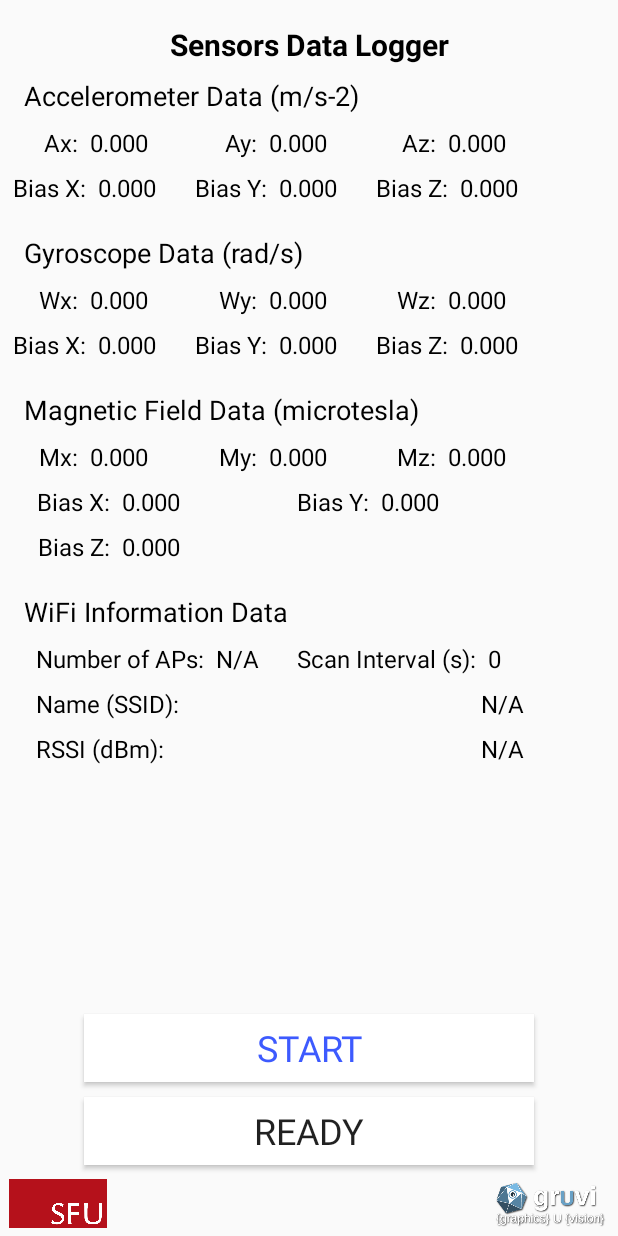
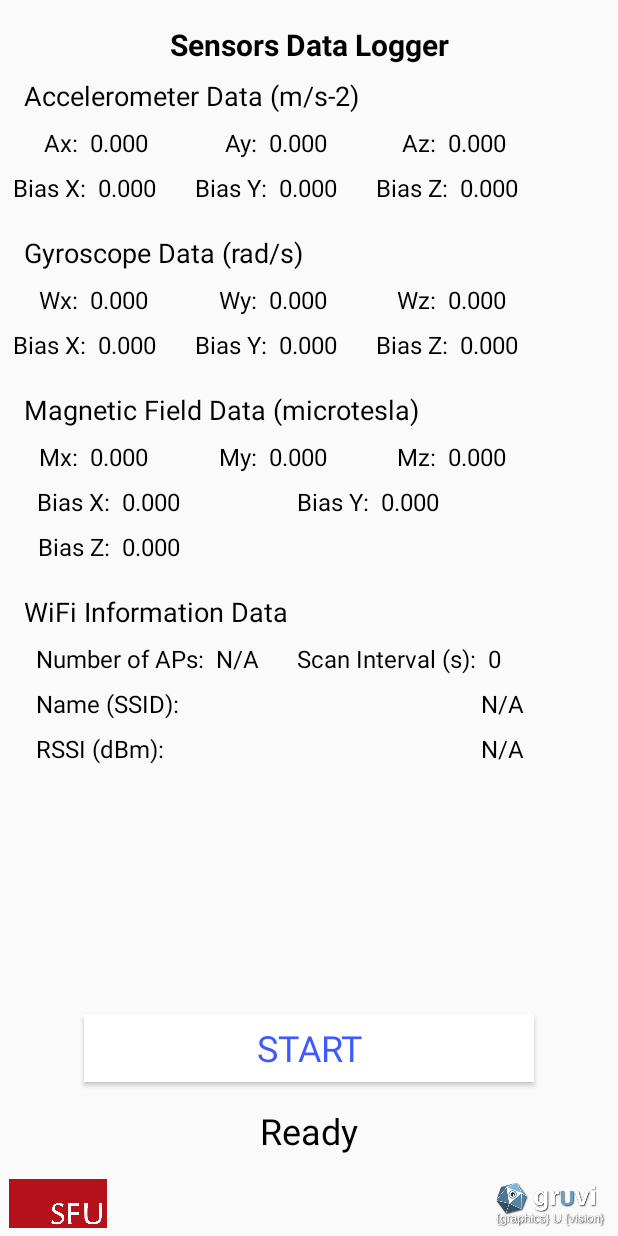
Before and after one commit to PyojinKim/Sensors-Data-Logger, an Android app: the screen it shows after launch (MainActivity), after a tap on "STOP", on a phone screen of 412 x 824 dp. Run offline under Robolectric (Android 15) with nearby library versions, the phone set to English and light mode, and no system bars; Roboto replaces fonts that are not available here; 1 other tap on this screen came first.

Commit message:
add Timer on the screen.

```diff
--- a/app/src/main/java/com/pjinkim/sensors_data_logger/MainActivity.java
+++ b/app/src/main/java/com/pjinkim/sensors_data_logger/MainActivity.java
@@ -8,6 +8,7 @@ import android.content.pm.PackageManager;
 import android.os.Bundle;
 import android.os.Handler;
 import android.os.PowerManager;
+import android.util.Log;
 import android.view.View;
 import android.widget.Button;
 import android.widget.TextView;
@@ -18,6 +19,8 @@ import androidx.core.content.ContextCompat;
 
 import java.io.IOException;
 import java.util.Locale;
+import java.util.Timer;
+import java.util.TimerTask;
 import java.util.concurrent.atomic.AtomicBoolean;
 
 
@@ -55,7 +58,10 @@ public class MainActivity extends AppCompatActivity implements WifiSession.WifiS
     private TextView mLabelWifiAPNums, mLabelWifiScanInterval;
     private TextView mLabelWifiNameSSID, mLabelWifiRSSI;
 
-    private Button mStartStopButton, mTimerTextButton;
+    private Button mStartStopButton;
+    private TextView mLabelInterfaceTime;
+    private Timer mInterfaceTimer = new Timer();
+    private int mSecondCounter = 0;
 
 
     // Android activity lifecycle states
@@ -82,6 +88,7 @@ public class MainActivity extends AppCompatActivity implements WifiSession.WifiS
 
         // monitor various sensor measurements
         displayIMUSensorMeasurements();
+        mLabelInterfaceTime.setText(R.string.ready_title);
     }
 
 
@@ -117,9 +124,28 @@ public class MainActivity extends AppCompatActivity implements WifiSession.WifiS
     // methods
     public void startStopRecording(View view) {
         if (!mIsRecording.get()) {
+
+            // start recording sensor measurements when button is pressed
             startRecording();
+
+            // start interface timer on display
+            mSecondCounter = 0;
+            mInterfaceTimer.schedule(new TimerTask() {
+                @Override
+                public void run() {
+                    mSecondCounter += 1;
+                    mLabelInterfaceTime.setText(interfaceIntTime(mSecondCounter));
+                }
+            }, 0, 1000);
+
         } else {
+
+            // stop recording sensor measurements when button is pressed
             stopRecording();
+
+            // stop interface timer on display
+            mInterfaceTimer.cancel();
+            mLabelInterfaceTime.setText(R.string.ready_title);
         }
     }
 
@@ -292,6 +318,7 @@ public class MainActivity extends AppCompatActivity implements WifiSession.WifiS
         mLabelWifiRSSI = (TextView) findViewById(R.id.label_wifi_RSSI);
 
         mStartStopButton = (Button) findViewById(R.id.button_start_stop);
+        mLabelInterfaceTime = (TextView) findViewById(R.id.label_interface_time);
     }
 
 
@@ -360,4 +387,23 @@ public class MainActivity extends AppCompatActivity implements WifiSession.WifiS
             }
         });
     }
+
+
+    private String interfaceIntTime(final int second) {
+
+        // check second input
+        if (second < 0) {
+            showAlertAndStop("Second cannot be negative.");
+        }
+
+        // extract hour, minute, second information from second
+        int input = second;
+        int hours = input / 3600;
+        input = input % 3600;
+        int mins = input / 60;
+        int secs = input % 60;
+
+        // return interface int time
+        return String.format(Locale.US, "%02d:%02d:%02d", hours, mins, secs);
+    }
 }
--- a/app/src/main/res/layout/activity_main.xml
+++ b/app/src/main/res/layout/activity_main.xml
@@ -675,24 +675,27 @@
         android:textAlignment="center"
         android:textColor="#3D5AFE"
         android:textSize="24sp"
-        app:layout_constraintBottom_toTopOf="@+id/button_timer"
+        app:layout_constraintBottom_toTopOf="@+id/label_interface_time"
         app:layout_constraintEnd_toEndOf="parent"
         app:layout_constraintStart_toStartOf="parent" />
 
-    <Button
-        android:id="@+id/button_timer"
+    <TextView
+        android:id="@+id/label_interface_time"
         android:layout_width="300dp"
         android:layout_height="45dp"
         android:layout_marginStart="16dp"
         android:layout_marginEnd="16dp"
         android:layout_marginBottom="8dp"
-        android:background="#FFFFFF"
+        android:elegantTextHeight="false"
         android:fontFamily="@font/roboto_black"
-        android:text="Ready"
+        android:gravity="center"
+        android:textAlignment="center"
+        android:textColor="#000000"
         android:textSize="24sp"
         app:layout_constraintBottom_toTopOf="@+id/imageView1"
         app:layout_constraintEnd_toEndOf="parent"
-        app:layout_constraintStart_toStartOf="parent" />
+        app:layout_constraintStart_toStartOf="parent"
+        tools:text="@string/ready_title" />
 
     <ImageView
         android:id="@+id/imageView1"
--- a/app/src/main/res/values/strings.xml
+++ b/app/src/main/res/values/strings.xml
@@ -2,6 +2,7 @@
     <string name="app_name">Sensors-Data-Logger</string>
     <string name="alert_title">Alert</string>
     <string name="start_title">Start</string>
+    <string name="ready_title">Ready</string>
     <string name="detach_title">Detach</string>
     <string name="stop_title">Stop</string>
     <string name="write_file">File</string>
```
